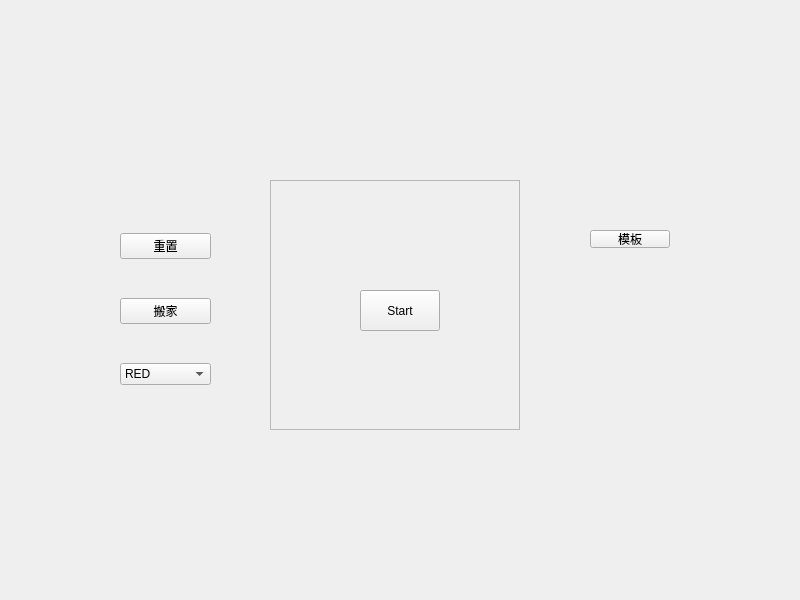
The window that Schelling_model/widget.ui (yixinsheng31/Scheling_segregation_model) describes before a commit, drawn with Qt 5.
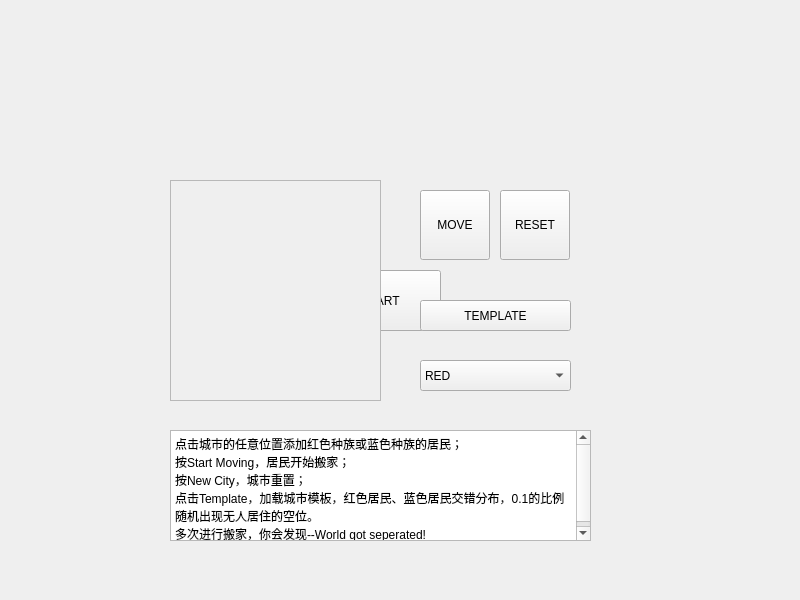
The same window after the commit.

Commit message:
谢林种族隔离模型3.0
做了一点排版，添加了操作说明
受经验和时间限制，水平没发挥出来，以后我再好好改一遍

Patch:
```diff
--- a/Schelling_model/widget.ui
+++ b/Schelling_model/widget.ui
@@ -19,58 +19,67 @@
   <property name="windowTitle">
    <string>Widget</string>
   </property>
-  <widget class="QGraphicsView" name="cityView">
-   <property name="enabled">
-    <bool>false</bool>
-   </property>
-   <property name="geometry">
-    <rect>
-     <x>270</x>
-     <y>180</y>
-     <width>250</width>
-     <height>250</height>
-    </rect>
-   </property>
-  </widget>
   <widget class="QPushButton" name="startButton">
    <property name="geometry">
     <rect>
-     <x>360</x>
-     <y>290</y>
-     <width>80</width>
-     <height>41</height>
+     <x>320</x>
+     <y>270</y>
+     <width>121</width>
+     <height>61</height>
     </rect>
    </property>
    <property name="text">
-    <string>Start</string>
+    <string>START</string>
    </property>
   </widget>
-  <widget class="QWidget" name="verticalLayoutWidget">
+  <widget class="QPushButton" name="platebutton">
    <property name="geometry">
     <rect>
-     <x>120</x>
-     <y>200</y>
-     <width>91</width>
-     <height>221</height>
+     <x>420</x>
+     <y>300</y>
+     <width>151</width>
+     <height>31</height>
     </rect>
    </property>
-   <layout class="QVBoxLayout" name="verticalLayout">
-    <item>
-     <widget class="QPushButton" name="resetButton">
       <property name="text">
-       <string>重置</string>
-      </property>
-     </widget>
-    </item>
-    <item>
+    <string>TEMPLATE</string>
+   </property>
+  </widget>
      <widget class="QPushButton" name="moveButton">
+   <property name="geometry">
+    <rect>
+     <x>420</x>
+     <y>190</y>
+     <width>70</width>
+     <height>70</height>
+    </rect>
+   </property>
       <property name="text">
-       <string>搬家</string>
-      </property>
-     </widget>
-    </item>
-    <item>
+    <string>MOVE</string>
+   </property>
+  </widget>
+  <widget class="QPushButton" name="resetButton">
+   <property name="geometry">
+    <rect>
+     <x>500</x>
+     <y>190</y>
+     <width>70</width>
+     <height>70</height>
+    </rect>
+   </property>
+   <property name="text">
+    <string>RESET</string>
+   </property>
+  </widget>
      <widget class="QComboBox" name="raceComboBox">
+   <property name="geometry">
+    <rect>
+     <x>420</x>
+     <y>360</y>
+     <width>151</width>
+     <height>31</height>
+    </rect>
+   </property>
       <item>
        <property name="text">
         <string>RED</string>
@@ -82,20 +91,41 @@
        </property>
       </item>
      </widget>
-    </item>
-   </layout>
+  <widget class="QGraphicsView" name="cityView">
+   <property name="enabled">
+    <bool>false</bool>
+   </property>
+   <property name="geometry">
+    <rect>
+     <x>170</x>
+     <y>180</y>
+     <width>211</width>
+     <height>221</height>
+    </rect>
+   </property>
   </widget>
-  <widget class="QPushButton" name="platebutton">
+  <widget class="QTextBrowser" name="textBrowser">
    <property name="geometry">
     <rect>
-     <x>590</x>
-     <y>230</y>
-     <width>80</width>
-     <height>18</height>
+     <x>170</x>
+     <y>430</y>
+     <width>421</width>
+     <height>111</height>
     </rect>
    </property>
-   <property name="text">
-    <string>模板</string>
+   <property name="html">
+    <string>&lt;!DOCTYPE HTML PUBLIC &quot;-//W3C//DTD HTML 4.0//EN&quot; &quot;http://www.w3.org/TR/REC-html40/strict.dtd&quot;&gt;
+&lt;html&gt;&lt;head&gt;&lt;meta name=&quot;qrichtext&quot; content=&quot;1&quot; /&gt;&lt;meta charset=&quot;utf-8&quot; /&gt;&lt;style type=&quot;text/css&quot;&gt;
+p, li { white-space: pre-wrap; }
+hr { height: 1px; border-width: 0; }
+li.unchecked::marker { content: &quot;\2610&quot;; }
+li.checked::marker { content: &quot;\2612&quot;; }
+&lt;/style&gt;&lt;/head&gt;&lt;body style=&quot; font-family:'Microsoft YaHei UI'; font-size:9pt; font-weight:400; font-style:normal;&quot;&gt;
+&lt;p style=&quot; margin-top:0px; margin-bottom:0px; margin-left:0px; margin-right:0px; -qt-block-indent:0; text-indent:0px;&quot;&gt;点击城市的任意位置添加红色种族或蓝色种族的居民；&lt;/p&gt;
+&lt;p style=&quot; margin-top:0px; margin-bottom:0px; margin-left:0px; margin-right:0px; -qt-block-indent:0; text-indent:0px;&quot;&gt;按Start Moving，居民开始搬家；&lt;/p&gt;
+&lt;p style=&quot; margin-top:0px; margin-bottom:0px; margin-left:0px; margin-right:0px; -qt-block-indent:0; text-indent:0px;&quot;&gt;按New City，城市重置；&lt;/p&gt;
+&lt;p style=&quot; margin-top:0px; margin-bottom:0px; margin-left:0px; margin-right:0px; -qt-block-indent:0; text-indent:0px;&quot;&gt;点击Template，加载城市模板，红色居民、蓝色居民交错分布，0.1的比例随机出现无人居住的空位。&lt;/p&gt;
+&lt;p style=&quot; margin-top:0px; margin-bottom:0px; margin-left:0px; margin-right:0px; -qt-block-indent:0; text-indent:0px;&quot;&gt;多次进行搬家，你会发现--World got seperated!&lt;/p&gt;&lt;/body&gt;&lt;/html&gt;</string>
    </property>
   </widget>
  </widget>
```
Lines whose indentation alone changed are shown as unchanged. The commit also changes 3 other files.
